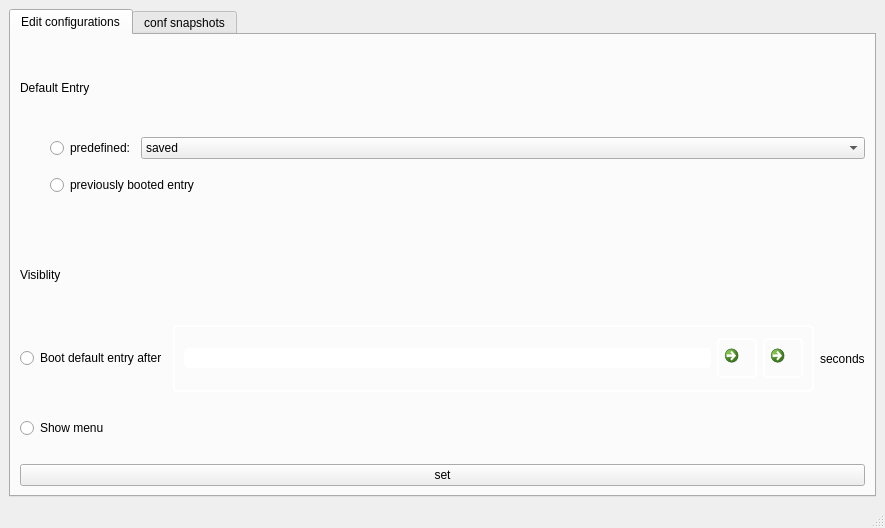
Qt form main1.ui (Thenujan-0/grub-editor) before a commit.
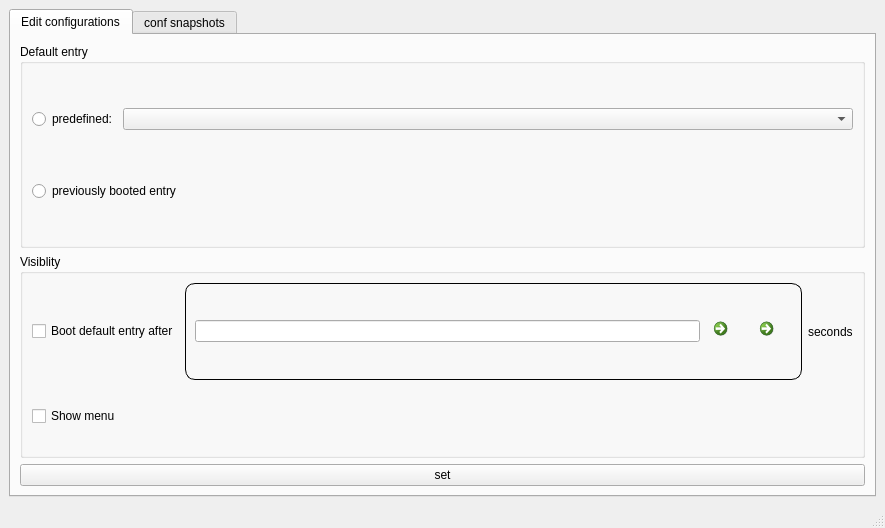
The same form after that commit. Icons and pictures are not drawn.

Commit message: Gui is now similar to Grub customizer

Diff of the .ui file:
```diff
--- a/main1.ui
+++ b/main1.ui
@@ -29,77 +29,34 @@
        </attribute>
        <layout class="QGridLayout" name="gridLayout">
         <item row="0" column="0">
-         <layout class="QVBoxLayout" name="verticalLayout">
-          <property name="bottomMargin">
-           <number>0</number>
-          </property>
-          <item>
-           <widget class="QLabel" name="label_3">
-            <property name="text">
-             <string>Default Entry</string>
-            </property>
-           </widget>
-          </item>
-          <item>
-           <layout class="QVBoxLayout" name="verticalLayout_3">
-            <property name="leftMargin">
-             <number>30</number>
-            </property>
+         <layout class="QGridLayout" name="gridLayout_5">
             <property name="topMargin">
              <number>0</number>
             </property>
             <property name="bottomMargin">
-             <number>30</number>
-            </property>
-            <item>
-             <layout class="QHBoxLayout" name="horizontalLayout_3">
-              <property name="leftMargin">
                <number>0</number>
               </property>
-              <property name="bottomMargin">
-               <number>10</number>
-              </property>
-              <item>
-               <widget class="QRadioButton" name="radioButton">
-                <property name="text">
-                 <string>predefined:</string>
-                </property>
-               </widget>
-              </item>
-              <item>
-               <widget class="QComboBox" name="comboBox_grub_default">
-                <property name="sizePolicy">
-                 <sizepolicy hsizetype="Preferred" vsizetype="Fixed">
-                  <horstretch>1</horstretch>
-                  <verstretch>0</verstretch>
-                 </sizepolicy>
-                </property>
-                <item>
-                 <property name="text">
-                  <string>saved</string>
-                 </property>
-                </item>
-               </widget>
-              </item>
-             </layout>
-            </item>
-            <item>
-             <widget class="QRadioButton" name="radioButton_2">
-              <property name="text">
-               <string>previously booted entry</string>
-              </property>
-             </widget>
-            </item>
-           </layout>
-          </item>
-          <item>
-           <widget class="QLabel" name="label_4">
-            <property name="text">
+          <item row="2" column="0">
+           <widget class="QGroupBox" name="groupBox">
+            <property name="title">
              <string>Visiblity</string>
             </property>
-           </widget>
-          </item>
+            <layout class="QGridLayout" name="gridLayout_4">
+             <item row="1" column="0">
+              <layout class="QHBoxLayout" name="horizontalLayout_2">
+               <property name="bottomMargin">
+                <number>20</number>
+               </property>
           <item>
+                <widget class="QCheckBox" name="checkBox_show_menu">
+                 <property name="text">
+                  <string>Show menu</string>
+                 </property>
+                </widget>
+               </item>
+              </layout>
+             </item>
+             <item row="0" column="0">
            <layout class="QHBoxLayout" name="horizontalLayout">
             <property name="leftMargin">
              <number>0</number>
@@ -108,7 +65,7 @@
              <number>20</number>
             </property>
             <item>
-             <widget class="QRadioButton" name="radioButton_3">
+                <widget class="QCheckBox" name="checkBox_boot_default_entry_after">
               <property name="text">
                <string>Boot default entry after</string>
               </property>
@@ -118,12 +75,13 @@
              <widget class="QFrame" name="frame">
               <property name="minimumSize">
                <size>
-                <width>50</width>
+                   <width>200</width>
                 <height>0</height>
                </size>
               </property>
               <property name="styleSheet">
-               <string notr="true">border: 2px solid #fff;border-radius:5px;</string>
+                  <string notr="true">.QFrame{border:1px solid #010101;
+                                                 border-radius: 10px 10px 10px 10px;}</string>
               </property>
               <property name="frameShape">
                <enum>QFrame::StyledPanel</enum>
@@ -145,6 +103,12 @@
                  </item>
                  <item>
                   <widget class="QCommandLinkButton" name="commandLinkButton">
+                      <property name="minimumSize">
+                       <size>
+                        <width>40</width>
+                        <height>0</height>
+                       </size>
+                      </property>
                    <property name="maximumSize">
                     <size>
                      <width>40</width>
@@ -201,21 +165,53 @@
             </item>
            </layout>
           </item>
-          <item>
-           <layout class="QHBoxLayout" name="horizontalLayout_2">
+            </layout>
+           </widget>
+          </item>
+          <item row="0" column="0">
+           <widget class="QGroupBox" name="groupBox_2">
+            <property name="title">
+             <string>Default entry</string>
+            </property>
+            <layout class="QGridLayout" name="gridLayout_6">
+             <item row="0" column="0">
+              <layout class="QHBoxLayout" name="horizontalLayout_3">
+               <property name="leftMargin">
+                <number>0</number>
+               </property>
             <property name="bottomMargin">
-             <number>20</number>
+                <number>10</number>
             </property>
             <item>
-             <widget class="QRadioButton" name="radioButton_4">
+                <widget class="QRadioButton" name="predefined">
               <property name="text">
-               <string>Show menu</string>
+                  <string>predefined:</string>
               </property>
              </widget>
             </item>
-           </layout>
-          </item>
-          <item>
+               <item>
+                <widget class="QComboBox" name="comboBox_grub_default">
+                 <property name="sizePolicy">
+                  <sizepolicy hsizetype="Preferred" vsizetype="Fixed">
+                   <horstretch>1</horstretch>
+                   <verstretch>0</verstretch>
+                  </sizepolicy>
+                 </property>
+                </widget>
+               </item>
+              </layout>
+             </item>
+             <item row="1" column="0">
+              <widget class="QRadioButton" name="previously_booted_entry">
+               <property name="text">
+                <string>previously booted entry</string>
+               </property>
+              </widget>
+             </item>
+            </layout>
+           </widget>
+          </item>
+          <item row="3" column="0">
            <widget class="QPushButton" name="btn_set">
             <property name="text">
              <string>set</string>
```
Left out of the diff: 8 changed lines with no effect on the pictures. Lines whose indentation alone changed are shown as unchanged. The commit also changes 1 other file.
